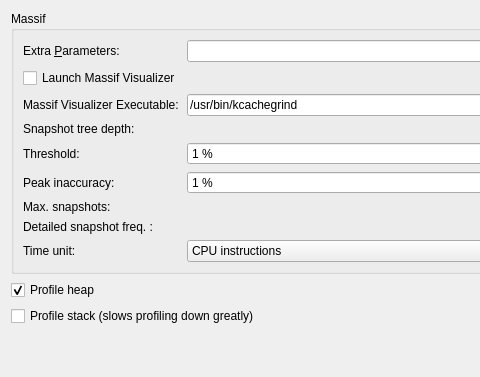
KDE/kdev-valgrind, file config/ui/massifconfig.ui: the form before one commit; both pictures show x 0 to 480 and y 0 to 377 of the 669 by 475 pixel window.
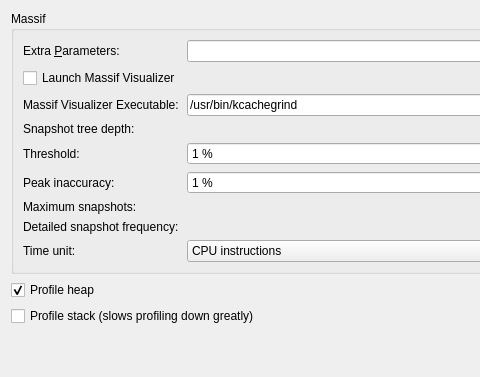
The form after the commit. Custom widgets are drawn as their Qt base class.

```diff
--- a/config/ui/massifconfig.ui
+++ b/config/ui/massifconfig.ui
@@ -116,7 +116,7 @@
       <item row="8" column="0">
        <widget class="QLabel" name="label_7">
         <property name="text">
-         <string>Max. snapshots:</string>
+         <string>Maximum snapshots:</string>
         </property>
        </widget>
       </item>
@@ -130,7 +130,7 @@
       <item row="10" column="0">
        <widget class="QLabel" name="label_6">
         <property name="text">
-         <string>Detailed snapshot freq. :</string>
+         <string>Detailed snapshot frequency:</string>
         </property>
        </widget>
       </item>
```
